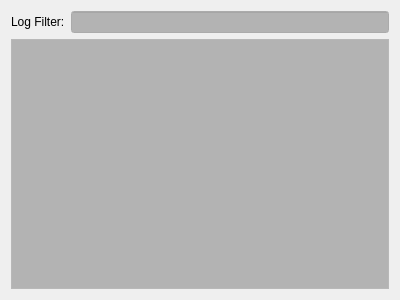
The window that src/libs/liblog/log/LogWidget.ui (mrdeveloperdude/OctoMY) describes before a commit, drawn with Qt 5.
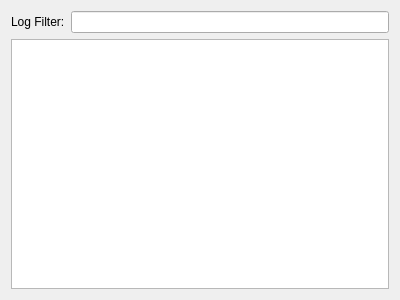
The same window after the commit.

The edit to the form file:
```diff
--- a/src/libs/liblog/log/LogWidget.ui
+++ b/src/libs/liblog/log/LogWidget.ui
@@ -16,43 +16,6 @@
     <verstretch>0</verstretch>
    </sizepolicy>
   </property>
-  <property name="palette">
-   <palette>
-    <active>
-     <colorrole role="Base">
-      <brush brushstyle="SolidPattern">
-       <color alpha="64">
-        <red>0</red>
-        <green>0</green>
-        <blue>0</blue>
-       </color>
-      </brush>
-     </colorrole>
-    </active>
-    <inactive>
-     <colorrole role="Base">
-      <brush brushstyle="SolidPattern">
-       <color alpha="64">
-        <red>0</red>
-        <green>0</green>
-        <blue>0</blue>
-       </color>
-      </brush>
-     </colorrole>
-    </inactive>
-    <disabled>
-     <colorrole role="Base">
-      <brush brushstyle="SolidPattern">
-       <color alpha="255">
-        <red>255</red>
-        <green>255</green>
-        <blue>255</blue>
-       </color>
-      </brush>
-     </colorrole>
-    </disabled>
-   </palette>
-  </property>
   <property name="lineWidth" stdset="0">
    <number>0</number>
   </property>
```
